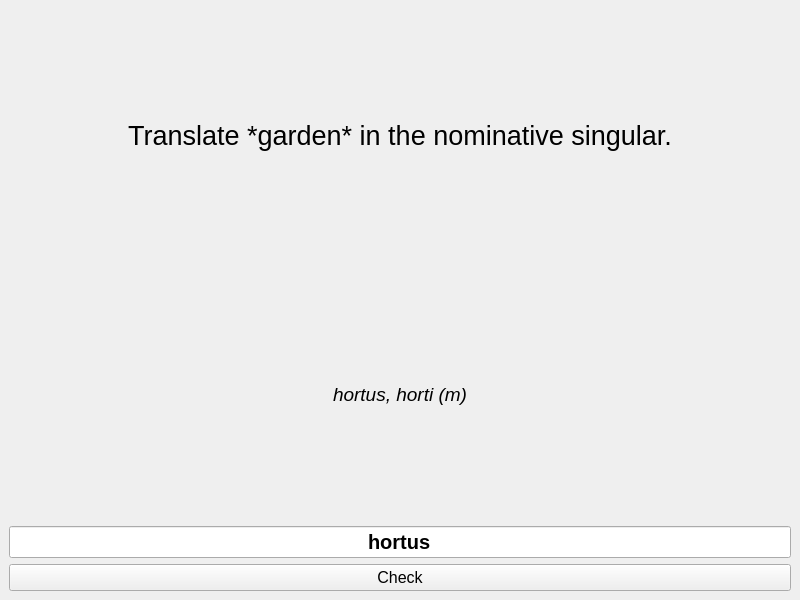
First picture: the form in mainwindow.ui, repository 3DProgrammer/examinatio-verborum, before the edit.
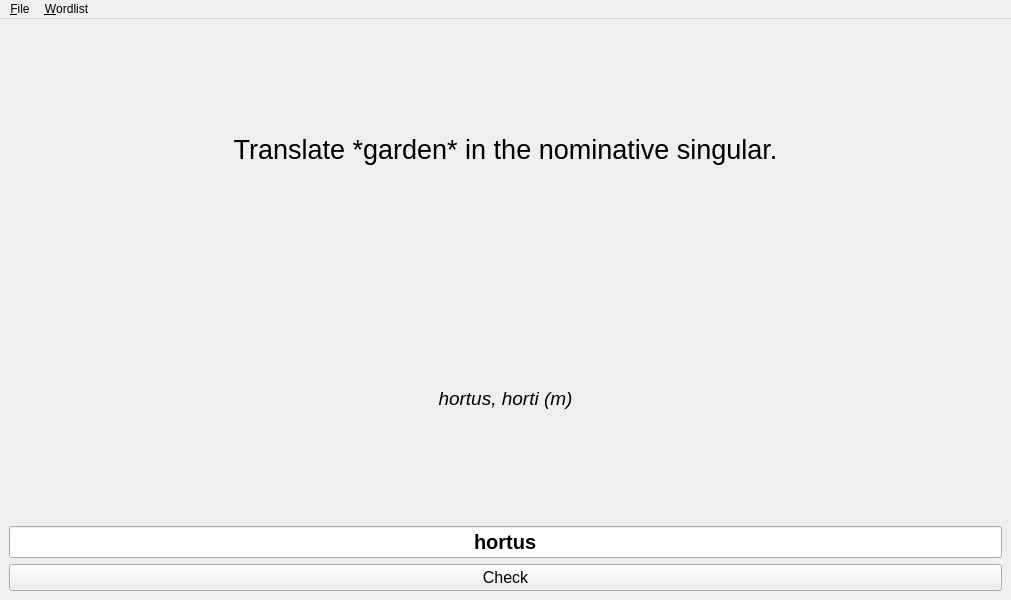
Second picture: the form after the edit.

Commit message: Basic wordlist parsing.

What changed in the file:
```diff
--- a/mainwindow.ui
+++ b/mainwindow.ui
@@ -6,7 +6,7 @@
    <rect>
     <x>0</x>
     <y>0</y>
-    <width>800</width>
+    <width>1011</width>
     <height>600</height>
    </rect>
   </property>
@@ -26,7 +26,7 @@
        <string>Translate *garden* in the nominative singular.</string>
       </property>
       <property name="textFormat">
-       <enum>Qt::MarkdownText</enum>
+       <enum>Qt::PlainText</enum>
       </property>
       <property name="alignment">
        <set>Qt::AlignCenter</set>
@@ -89,10 +89,25 @@
     <rect>
      <x>0</x>
      <y>0</y>
-     <width>800</width>
-     <height>20</height>
+     <width>1011</width>
+     <height>36</height>
     </rect>
    </property>
+   <widget class="QMenu" name="menuFile">
+    <property name="title">
+     <string>&amp;File</string>
+    </property>
+    <addaction name="actionNew_Wordlist"/>
+    <addaction name="actionOpen_Wordlist"/>
+   </widget>
+   <widget class="QMenu" name="menuWordlist">
+    <property name="title">
+     <string>&amp;Wordlist</string>
+    </property>
+    <addaction name="actionAdd_Noun"/>
+   </widget>
+   <addaction name="menuFile"/>
+   <addaction name="menuWordlist"/>
   </widget>
  </widget>
  <resources/>
```
Left out of the diff: 24 changed lines with no effect on the pictures. The commit also changes 5 other files.
